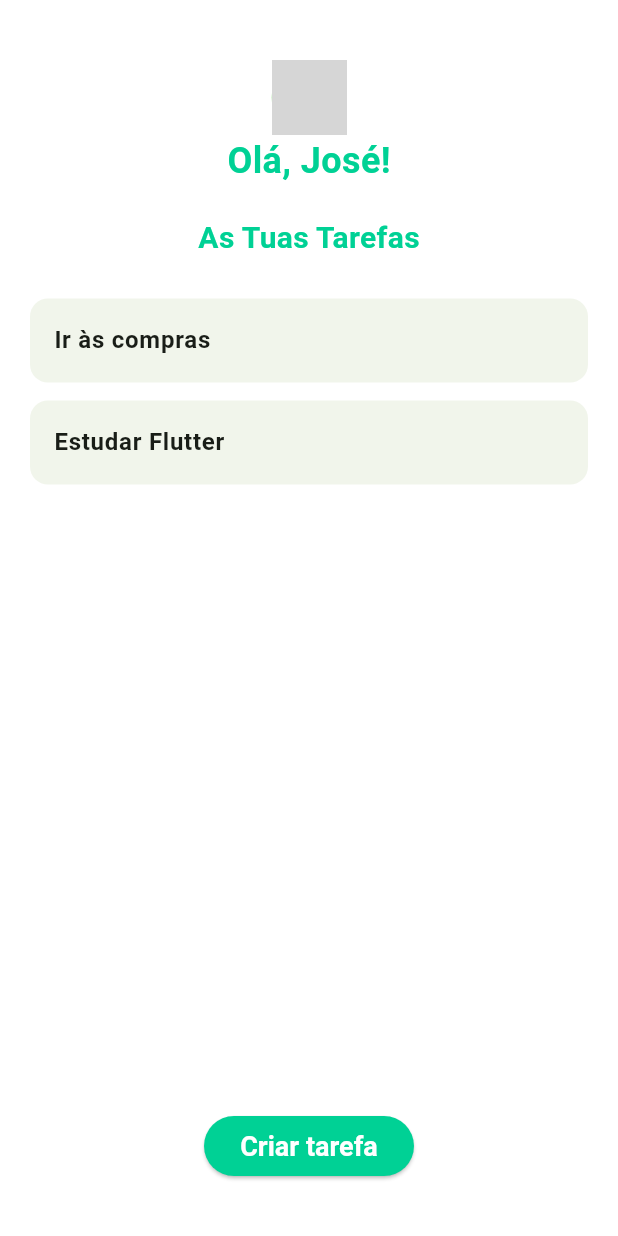
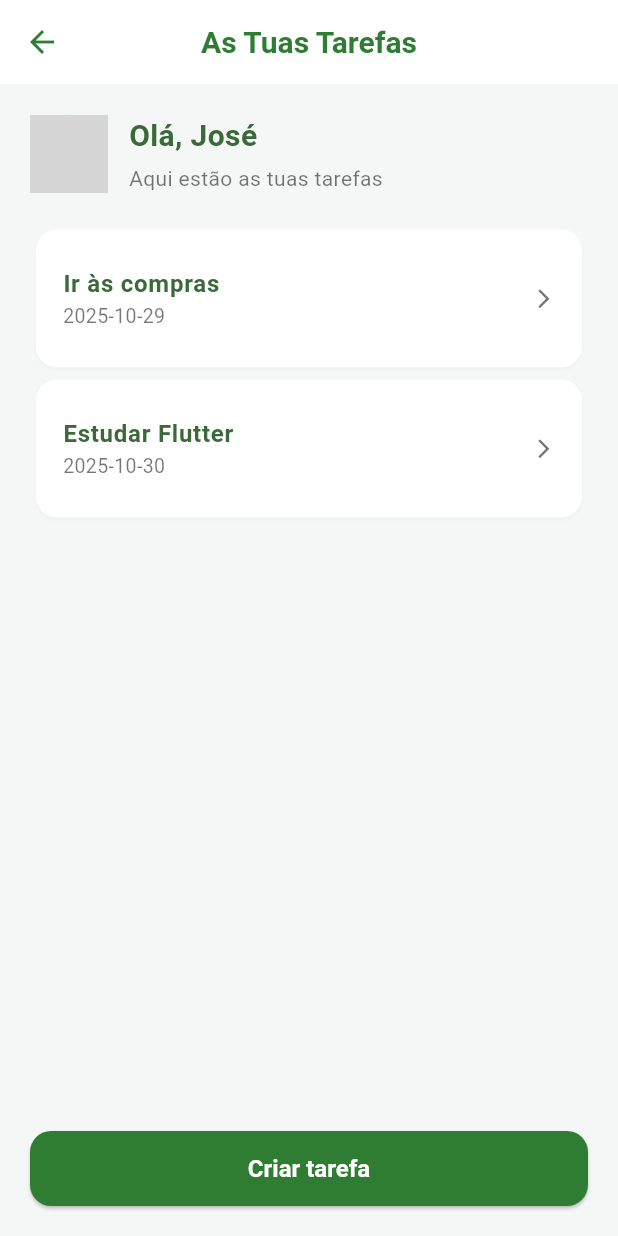
Before and after one commit to lalescadias/todolistfluter, a Flutter app: the TarefasPage screen opened directly, on a phone screen of 412 x 824 dp. Run offline on Flutter 3.47's test engine with Material 3 defaults, Android fonts, the light colour scheme and no system bars; grey boxes are pictures that could not be loaded.

Commit message:
feat: add header with avatar and greeting, and improve task creation button

```diff
--- a/lib/tarefas_page.dart
+++ b/lib/tarefas_page.dart
@@ -30,17 +30,74 @@ class _TarefasPageState extends State<TarefasPage> {
     });
   }
 
+// Cabeçalho com avatar e saudação
+Widget _header(BuildContext context) {
+  return Row(
+    children: [
+      GestureDetector(
+        onTap: () {
+          Navigator.push(
+            context,
+            MaterialPageRoute(builder: (_) => const PerfilPage()),
+          );
+        },
+        child: const CircleAvatar(
+          radius: 26,
+          backgroundImage: AssetImage('avatar.png'),
+        ),
+      ),
+      const SizedBox(width: 14),
+      Column(
+        crossAxisAlignment: CrossAxisAlignment.start,
+        children: [
+          Text(
+            'Olá, José',
+            style: TextStyle(
+              fontSize: 20,
+              fontWeight: FontWeight.w600,
+              color: Theme.of(context).colorScheme.primary,
+            ),
+          ),
+          const SizedBox(height: 4),
+          const Text(
+            'Aqui estão as tuas tarefas',
+            style: TextStyle(fontSize: 14, color: Colors.black54),
+          ),
+        ],
+      ),
+    ],
+  );
+}
+
+// Botão para criar nova tarefa
+Widget _buttonCriarTarefa(BuildContext context) {
+  return SizedBox(
+    width: double.infinity,
+    child: ElevatedButton(
+      style: ElevatedButton.styleFrom(),
+      onPressed: () {
+        Navigator.push(
+          context,
+          MaterialPageRoute(builder: (_) => const CriarTarefaPage()),
+        );
+      },
+      child: const Text(
+        'Criar tarefa',
+        style: TextStyle(fontSize: 16, fontWeight: FontWeight.w600),
+      ),
+    ),
+  );
+}
+
   @override
   Widget build(BuildContext context) {
     return Scaffold(
-      backgroundColor: Colors.white,
+      appBar: AppBar(title: const Text('As Tuas Tarefas')),
       body: Padding(
-        padding: const EdgeInsets.symmetric(horizontal: 20, vertical: 40),
+        padding: const EdgeInsets.symmetric(horizontal: 20, vertical: 20),
         child: Column(
           children: [
-            _avatar(context),
-            SizedBox(width: 16),
-            _saudacao(),
+            _header(context),
             const SizedBox(height: 20),
             // Lista de tarefas
             ListaDeTarefas(tarefas: tarefas, onRemover: removerTarefa),
@@ -50,44 +107,6 @@ class _TarefasPageState extends State<TarefasPage> {
       ),
     );
   }
-}
-
-Widget _avatar(BuildContext context) {
-  return GestureDetector(
-    onTap: () {
-       Navigator.push(context, MaterialPageRoute(builder: (_) => const PerfilPage()));
-    },
-    child: const CircleAvatar(
-      radius: 25,
-      backgroundImage: AssetImage('/avatar.png'),
-    ),
-  );
-}
-
-
-Widget _saudacao() {
-  return Column(
-    crossAxisAlignment: CrossAxisAlignment.center,
-    children: const [
-      Text(
-        'Olá, José!',
-        style: TextStyle(
-          color: Color(0xFF00D195),
-          fontSize: 24,
-          fontWeight: FontWeight.bold,
-        ),
-      ),
-      SizedBox(height: 20),
-      Text(
-        'As Tuas Tarefas',
-        style: TextStyle(
-          color: Color(0xFF00D195),
-          fontSize: 20,
-          fontWeight: FontWeight.w600,
-        ),
-      ),
-    ],
-  );
 }
 
 class ListaDeTarefas extends StatelessWidget {
@@ -125,12 +144,41 @@ class ListaDeTarefas extends StatelessWidget {
               );
             },
             child: Card(
-              elevation: 0,
-              margin: const EdgeInsets.symmetric(vertical: 6),
+              color: Colors.white,
+              elevation: 1,
+              shadowColor: Colors.black12,
+              shape: RoundedRectangleBorder(
+                borderRadius: BorderRadius.circular(14),
+              ),
               child: ListTile(
+                contentPadding: const EdgeInsets.symmetric(
+                  horizontal: 18,
+                  vertical: 10,
+                ),
+
                 title: Text(
                   tarefa['titulo'] ?? '',
-                  style: const TextStyle(fontWeight: FontWeight.w600),
+                  style: TextStyle(
+                    fontWeight: FontWeight.w600,
+                    fontSize: 16,
+                    color: Theme.of(context).colorScheme.primary,
+                  ),
+                ),
+
+                subtitle: tarefa['data'] != null
+                    ? Text(
+                        tarefa['data']!,
+                        style: const TextStyle(
+                          fontSize: 13,
+                          color: Colors.black54,
+                        ),
+                      )
+                    : null,
+
+                trailing: Icon(
+                  Icons.arrow_forward_ios,
+                  size: 15,
+                  color: Colors.grey.shade600,
                 ),
 
                 onTap: () async {
@@ -145,10 +193,8 @@ class ListaDeTarefas extends StatelessWidget {
                     ),
                   );
 
-                  // Se o utilizador editou algo e voltou com resultado:
                   if (result != null && result is Map<String, String>) {
                     tarefas[index] = result;
-                    // atualiza o estado da lista
                     (context as Element).markNeedsBuild();
                   }
                 },
@@ -160,30 +206,3 @@ class ListaDeTarefas extends StatelessWidget {
     );
   }
 }
-
-Widget _buttonCriarTarefa(BuildContext context) {
-  return SizedBox(
-    height: 40,
-    width: 140,
-    child: ElevatedButton(
-      style: ElevatedButton.styleFrom(
-        backgroundColor: const Color(0xFF00D195),
-        shape: RoundedRectangleBorder(borderRadius: BorderRadius.circular(30)),
-      ),
-      onPressed: () {
-        Navigator.push(
-          context,
-          MaterialPageRoute(builder: (_) => const CriarTarefaPage()),
-        );
-      },
-      child: const Text(
-        'Criar tarefa',
-        style: TextStyle(
-          fontSize: 18,
-          fontWeight: FontWeight.bold,
-          color: Colors.white,
-        ),
-      ),
-    ),
-  );
-}
```
